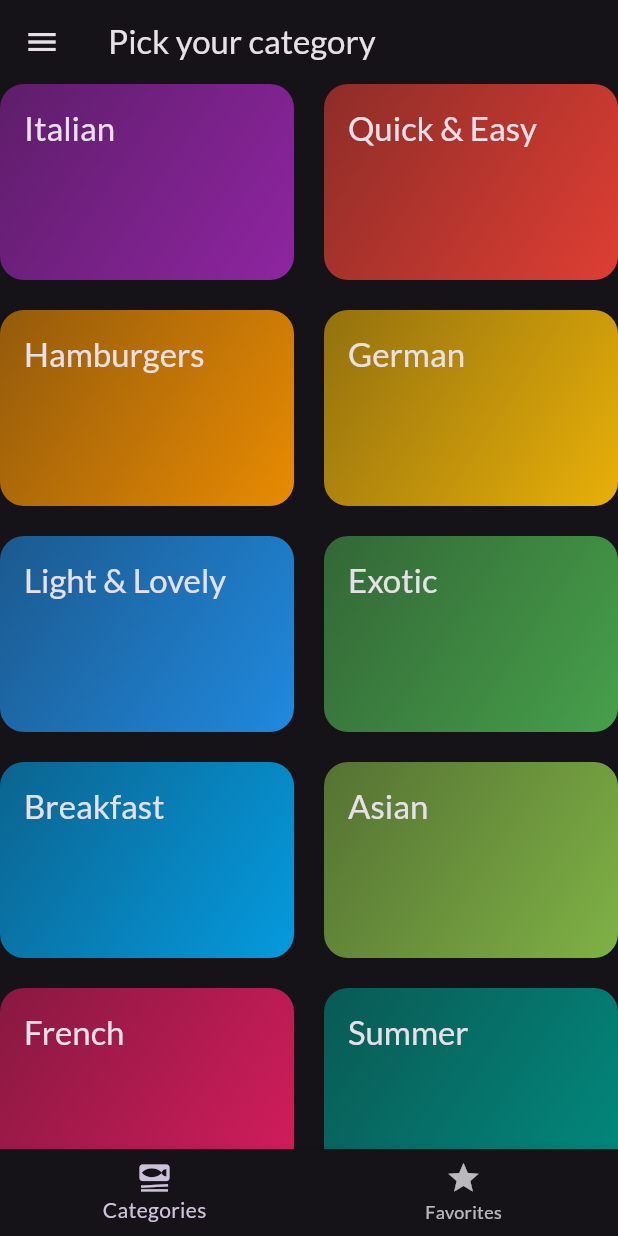
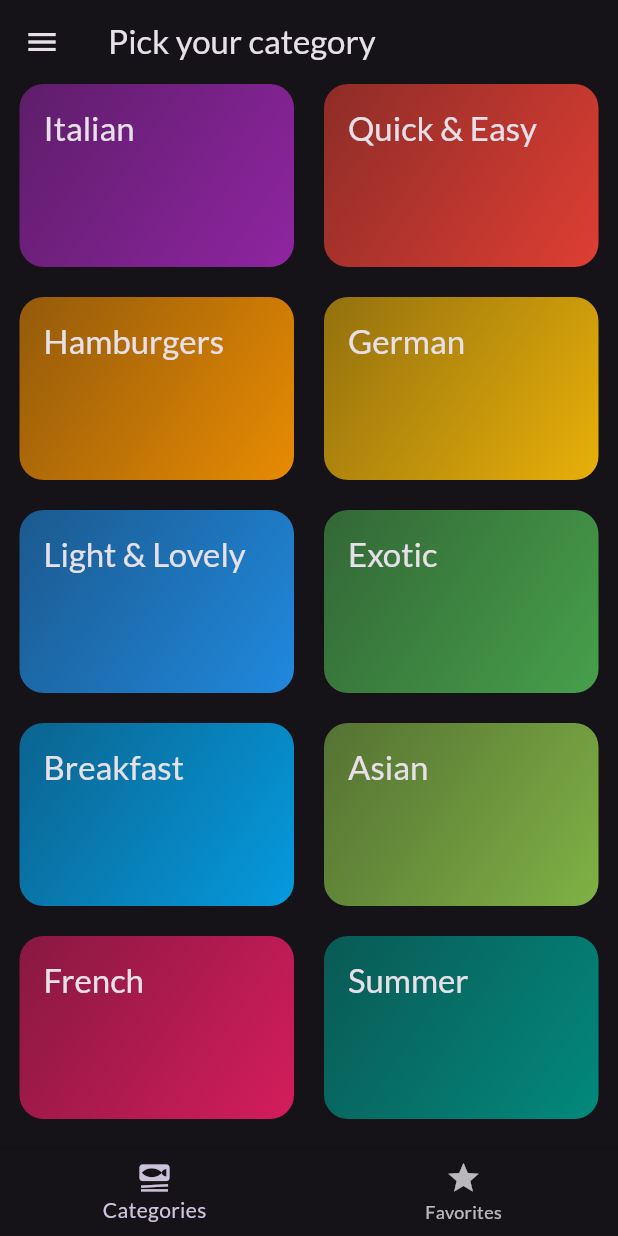
Before and after one commit to Mohamed-Abd-El-Ghany/Meal_app, a Flutter app: the screen it shows after launch, on a phone screen of 412 x 824 dp. Run offline on Flutter 3.47's test engine with Material 2 defaults, Android fonts, the phone set to English and light mode, and no system bars; our stand-ins replace flutter_riverpod, google_fonts, transparent_image.

Commit message:
Initial commit

```diff
--- a/lib/screens/categories_screen.dart
+++ b/lib/screens/categories_screen.dart
@@ -15,7 +15,12 @@ class CategriesScreen extends StatelessWidget {
 
   @override
   Widget build(BuildContext context) {
-    return GridView(
+    return Padding(
+      padding: const EdgeInsets.only(
+        left: 13,
+        right: 13,
+      ),
+      child: GridView(
         gridDelegate: const SliverGridDelegateWithFixedCrossAxisCount(
           crossAxisCount: 2,
           mainAxisSpacing: 20,
@@ -29,6 +34,7 @@ class CategriesScreen extends StatelessWidget {
               availableMeals: availableMeals,
             ),
         ],
+      ),
     );
   }
 }
```
Lines whose indentation alone changed are shown as unchanged.
